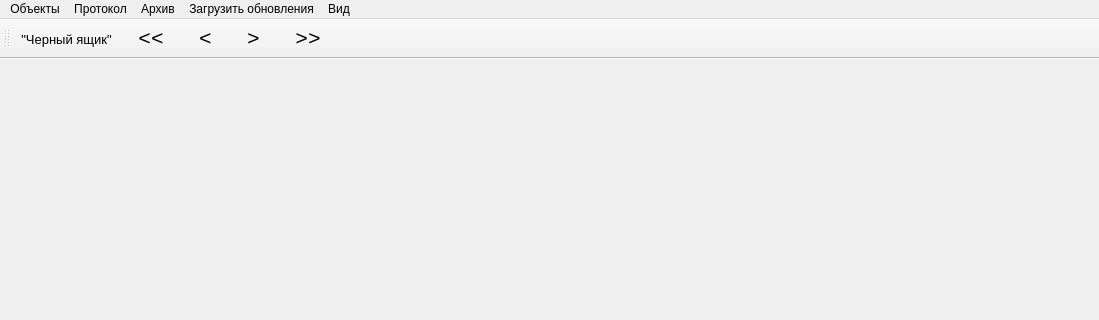
This is armtools/mainwindow.ui in eugene-pa/armdncqt as Qt 5 draws it before an edit; both pictures show x 0 to 1099 and y 0 to 320 of the 1099 by 633 pixel window. The edited form follows.
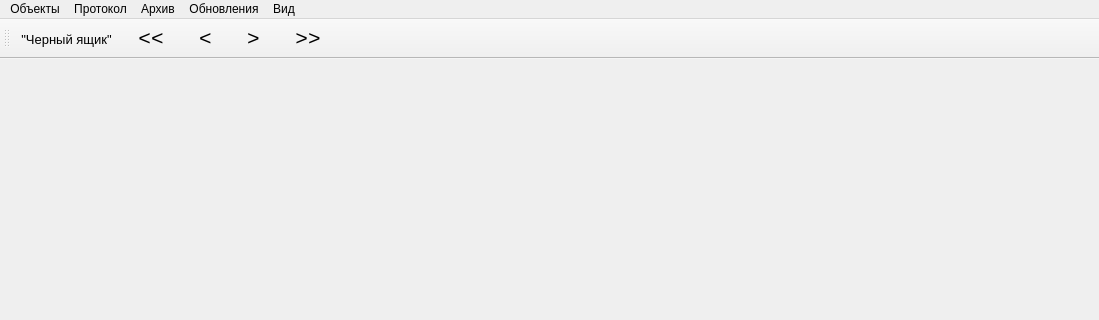
This is the edited form.

What changed in the file:
```diff
--- a/armtools/mainwindow.ui
+++ b/armtools/mainwindow.ui
@@ -57,7 +57,7 @@
    </widget>
    <widget class="QMenu" name="menu_8">
     <property name="title">
-     <string>Загрузить обновления</string>
+     <string>Обновления</string>
     </property>
    </widget>
    <widget class="QMenu" name="menu_9">
```
Left out of the diff: 110 changed lines with no effect on the pictures.
